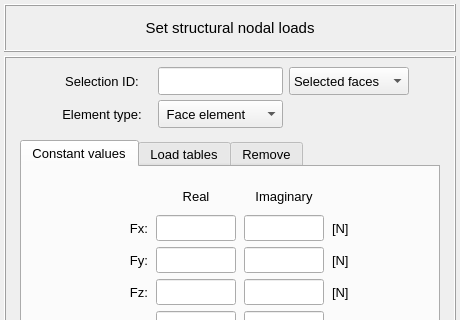
Before: the Qt Designer form vibra/interface/data/ui_files/model/setup/structural/nodal_loads_input.ui in MOPT-UFSC/VIBRA, drawn with Qt 5; both pictures show x 0 to 460 and y 0 to 320 of the 460 by 540 pixel window.
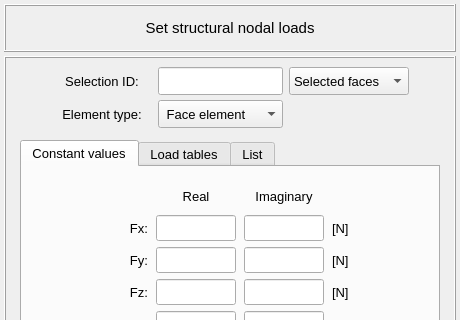
After: the same form once the commit is applied.

Commit message: Rename Remove by List tabs

Diff of the .ui file:
```diff
--- a/vibra/interface/data/ui_files/model/setup/structural/nodal_loads_input.ui
+++ b/vibra/interface/data/ui_files/model/setup/structural/nodal_loads_input.ui
@@ -2155,7 +2155,7 @@
            </widget>
            <widget class="QWidget" name="tab_remove">
             <attribute name="title">
-             <string>Remove</string>
+             <string>List</string>
             </attribute>
             <layout class="QGridLayout" name="gridLayout_9">
              <property name="leftMargin">
```
Left out of the diff: 2 changed lines with no effect on the pictures. The commit also changes 17 other files.
